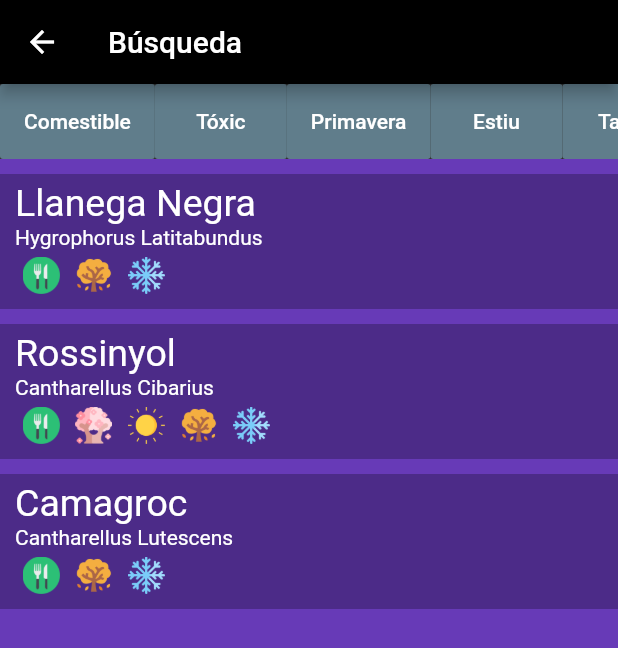
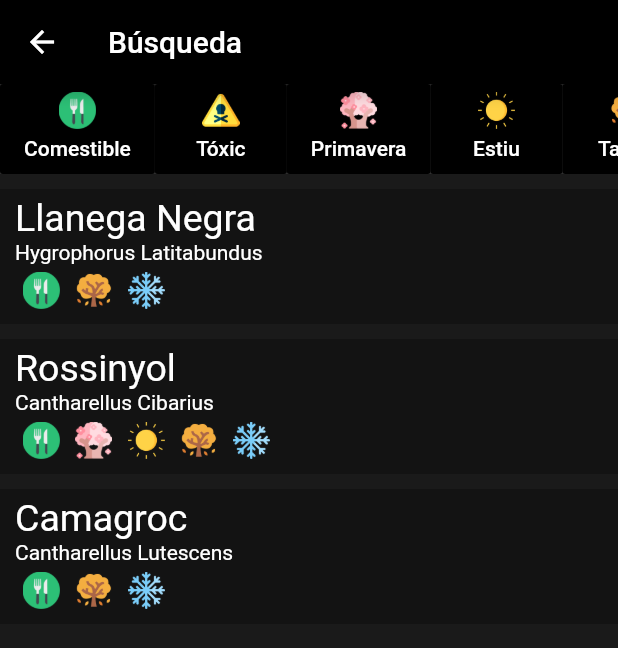
Before and after one commit to erikbg7/Boletify, a Flutter app: the screen it shows after launch, after a tap on "Go to search", on a phone screen of 412 x 824 dp. Shown: the top 648 px of the screen. Run offline on Flutter 3.47's test engine with Material 2 defaults, Android fonts, the phone set to English and light mode, and no system bars; our stand-ins replace bloc, cloud_firestore, equatable, firebase_core, flutter_bloc, image_picker; missing offline and left inert: tflite; accounts and stored records are empty.

Commit message:
Filter buttons improvements in search screen :art:

```diff
--- a/lib/screens/search/components/filter_button.dart
+++ b/lib/screens/search/components/filter_button.dart
@@ -2,7 +2,9 @@ import 'package:flutter/cupertino.dart';
 import 'package:flutter/material.dart';
 import 'package:flutter_bloc/flutter_bloc.dart';
 import 'package:futter_project_tfg/bloc/filter/filters_bloc.dart';
+import 'package:futter_project_tfg/config/mushroom_labels_config.dart';
 import 'package:futter_project_tfg/models/mushroom_label_model.dart';
+import 'package:futter_project_tfg/widgets/custom_icon.dart';
 
 class FilterButton extends StatelessWidget {
   final SearchLabels id;
@@ -27,12 +29,17 @@ class FilterButton extends StatelessWidget {
 //    );
 
     return FlatButton(
-      color: isActive ? Colors.blueAccent : Colors.blueGrey,
+      color: isActive ? mushroomLabels[id].colors[0].withOpacity(0.3) : Colors.black,
       onPressed: () {
         final event = isActive ? RemoveFromFilter(id) : AddToFilter(id);
         BlocProvider.of<SearchFilterBloc>(context).add(event);
       },
-      child: Text(text),
+      child: Column(
+        children: [
+          CustomIcon(image: mushroomLabels[id].imageUrl, tooltip: mushroomLabels[id].tooltip, size: 25,),
+          Text(text),
+        ],
+      ),
     );
   }
 }
--- a/lib/screens/search/search_screen.dart
+++ b/lib/screens/search/search_screen.dart
@@ -25,7 +25,7 @@ class SearchScreen extends StatelessWidget {
             return Column(
               children: [
                 Container(
-                  height: 50,
+                  height: 60,
                   width: double.infinity,
                   child: ListView(
                     scrollDirection: Axis.horizontal,
@@ -66,7 +66,7 @@ class SearchScreen extends StatelessWidget {
                 Expanded(
                   child: Container(
                     width: double.infinity,
-                    color: Colors.deepPurple,
+                    color: Colors.black45,
                     child: mushroomsList.length > 0
                         ? ListView.builder(
                             itemCount: mushroomsList.length,
```
